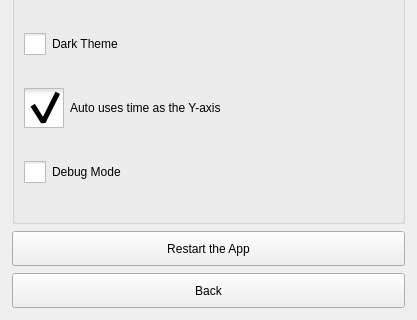
Old version of the form src/Preferences.ui in the repository ic005k/Knot-Legacy; both pictures show x 0 to 417 and y 303 to 623 of the 417 by 623 pixel window.
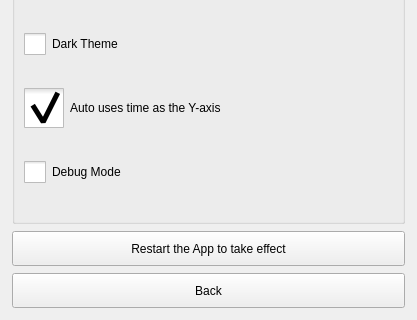
New version of the form. Icons and pictures are not drawn.

```diff
--- a/src/Preferences.ui
+++ b/src/Preferences.ui
@@ -261,7 +261,7 @@
       </size>
      </property>
      <property name="text">
-      <string>Restart the App</string>
+      <string>Restart the App to take effect</string>
      </property>
     </widget>
    </item>
```
